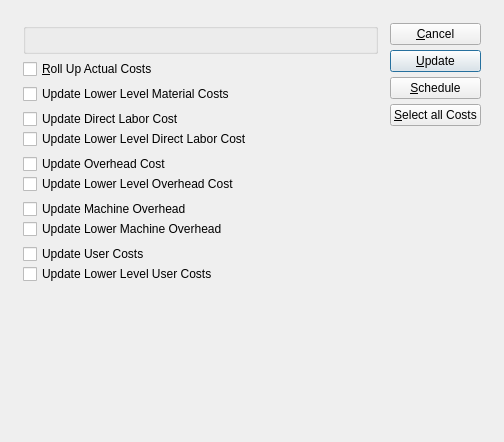
Before: the Qt Designer form guiclient/updateActualCostsByClassCode.ui in Pegasus-RPG/xtuple-client, drawn with Qt 5.
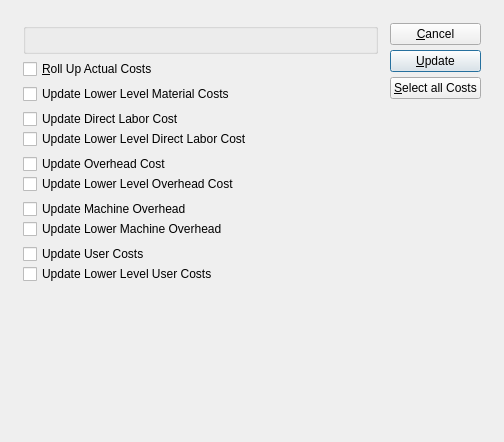
After: the same form once the commit is applied. Custom widgets are drawn as their Qt base class.

Commit message: Issue #9401:remove submitAction logic that was moved to xtbatch

The edit to the form file:
```diff
--- a/guiclient/updateActualCostsByClassCode.ui
+++ b/guiclient/updateActualCostsByClassCode.ui
@@ -427,15 +427,8 @@
           </widget>
          </item>
          <item>
-          <widget class="QPushButton" name="_submit" >
-           <property name="text" >
-            <string>&amp;Schedule</string>
-           </property>
-          </widget>
-         </item>
-         <item>
-          <widget class="QPushButton" name="_selectAll" >
-           <property name="enabled" >
+          <widget class="QPushButton" name="_selectAll">
+           <property name="enabled">
             <bool>true</bool>
            </property>
            <property name="text" >
@@ -464,7 +457,7 @@
    </item>
   </layout>
  </widget>
- <layoutdefault spacing="6" margin="11" />
+ <layoutdefault spacing="6" margin="11"/>
  <customwidgets>
   <customwidget>
    <class>ParameterGroup</class>
```
Left out of the diff: 231 changed lines with no effect on the pictures. The commit also changes 36 other files.
